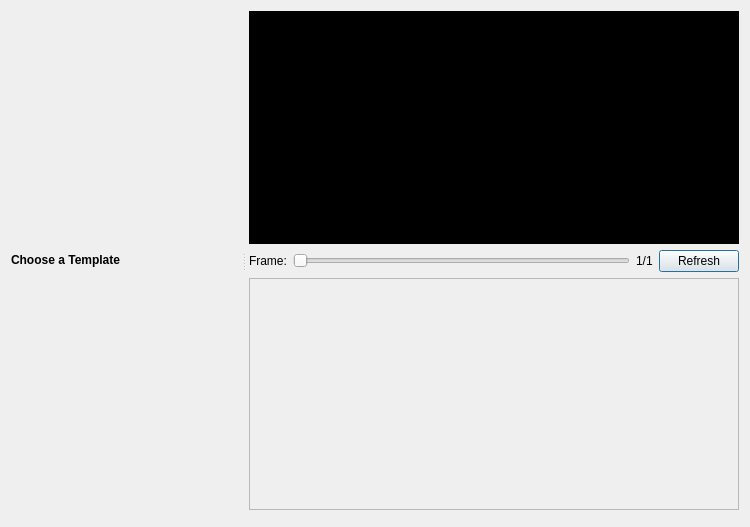
Above: src/windows/ui/animated-title.ui from OpenShot/openshot-qt before the change. Below: the same form after it.
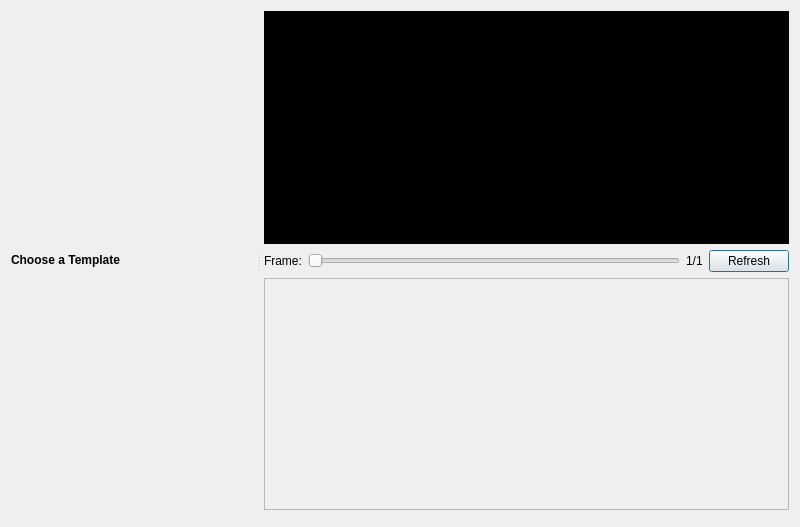
That is the form after the change. Icons and pictures are not drawn.

Commit message: Made animated title window larger to account for larger labels (so list doesn't get squished when certain animations are selected)

Diff of the .ui file:
```diff
--- a/src/windows/ui/animated-title.ui
+++ b/src/windows/ui/animated-title.ui
@@ -6,7 +6,7 @@
    <rect>
     <x>0</x>
     <y>0</y>
-    <width>750</width>
+    <width>800</width>
     <height>527</height>
    </rect>
   </property>
```
